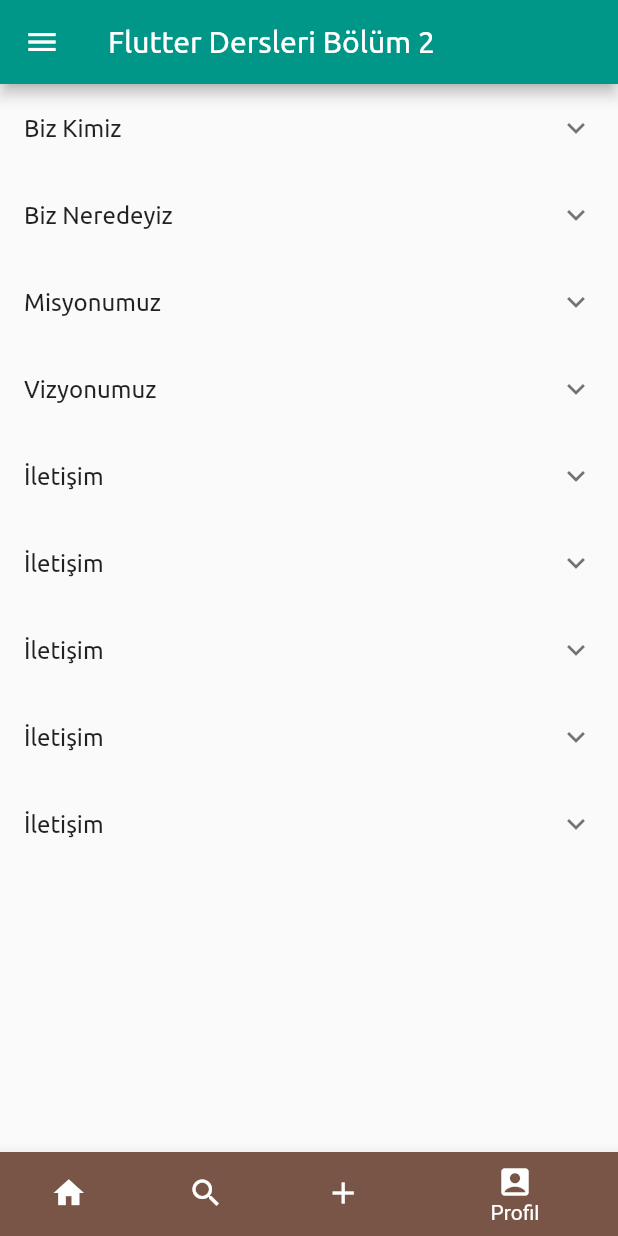
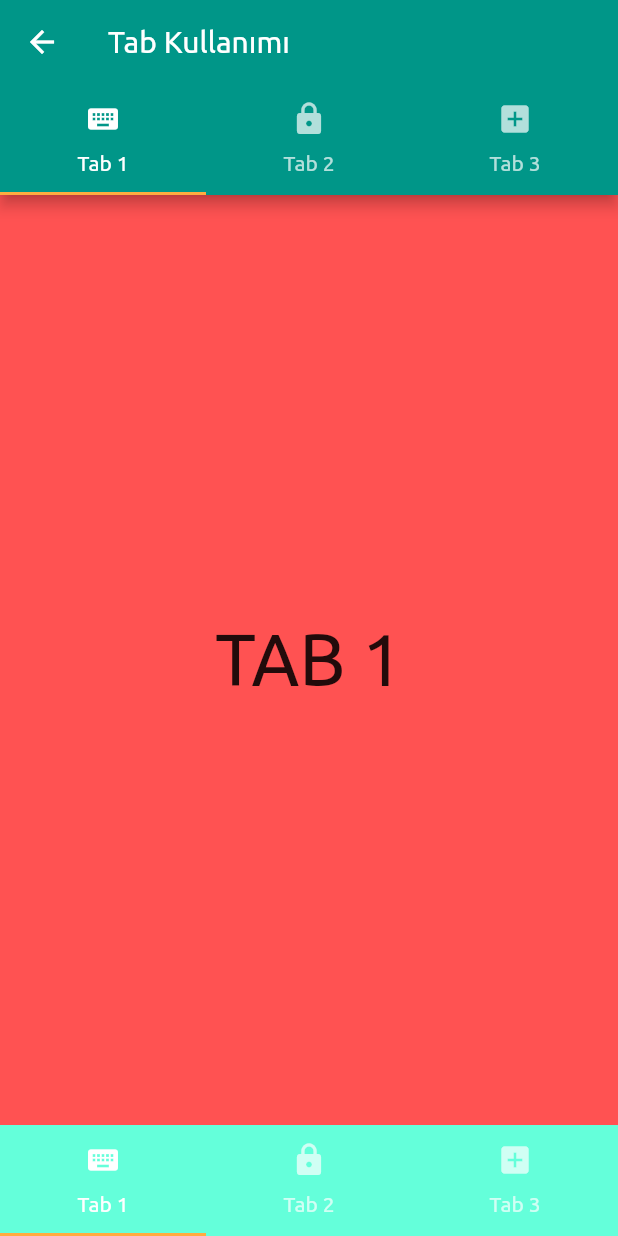
Before and after one commit to ibrahimuzul/flutter_dersleri_bolum2, a Flutter app: the screen it shows after launch, item 4 of the bottom bar chosen, on a phone screen of 412 x 824 dp. Run offline on Flutter 3.47's test engine with Material 2 defaults, Android fonts, the phone set to English and light mode, and no system bars; network calls fail.

Commit message:
110. Tabbar ve Tabbarview Kullanımı. (Sorunlu kısımlar düzeltildi)

```diff
--- a/lib/main.dart
+++ b/lib/main.dart
@@ -4,12 +4,16 @@ import 'package:flutter_dersleri_bolum2/ui/arama.dart';
 import 'package:flutter_dersleri_bolum2/ui/drawer_menu.dart';
 import 'package:flutter_dersleri_bolum2/ui/kisisel_font_kullanimi.dart';
 import 'package:flutter_dersleri_bolum2/ui/page_view.dart';
+import 'package:flutter_dersleri_bolum2/ui/tabs.dart';
 
 void main() => runApp(FlutterDersleri());
 
 class FlutterDersleri extends StatelessWidget {
+
+
   @override
   Widget build(BuildContext context) {
+
     return MaterialApp(
       debugShowCheckedModeBanner: false,
       title: 'Flutter Dersleri',
@@ -71,16 +75,16 @@ class MyHomePageState extends State<MyHomePage> {
         items: <BottomNavigationBarItem>[
           BottomNavigationBarItem(
               icon: Icon(Icons.home),
-              title: Text("AnaSayfa"),
+              title: Text("ExpansionTile"),
               backgroundColor: Colors.amber),
           BottomNavigationBarItem(
               icon: Icon(Icons.search),
               activeIcon: Icon(Icons.call),
-              title: Text("Ara"),
+              title: Text("Liste"),
               backgroundColor: Colors.red),
           BottomNavigationBarItem(
               icon: Icon(Icons.add),
-              title: Text("Ekle"),
+              title: Text("PageView"),
               backgroundColor: Colors.tealAccent),
           BottomNavigationBarItem(
               icon: Icon(Icons.account_box),
@@ -92,6 +96,11 @@ class MyHomePageState extends State<MyHomePage> {
         onTap: (index){
           setState(() {
             secilenMenuItem = index;
+            if(index==3){
+              Navigator.of(context).push(MaterialPageRoute(builder: (context)=>TabOrnek())).then((bb){
+                secilenMenuItem = 0;
+              });
+            }
           });
         },
       ),
--- /dev/null
+++ b/lib/ui/tabs.dart
@@ -0,0 +1,81 @@
+import 'package:flutter/material.dart';
+
+class TabOrnek extends StatefulWidget {
+  @override
+  _TabOrnekState createState() => _TabOrnekState();
+}
+
+class _TabOrnekState extends State<TabOrnek>
+    with SingleTickerProviderStateMixin {
+  TabController tabController;
+
+  @override
+  void initState() {
+    // TODO: implement initState
+    super.initState();
+    tabController = TabController(length: 3, vsync: this);
+  }
+
+  @override
+  Widget build(BuildContext context) {
+    return Scaffold(
+      appBar: AppBar(
+        title: Text("Tab Kullanımı"),
+        bottom: tabBarim(),
+      ),
+      bottomNavigationBar: tabBarimBottom(),
+      body: TabBarView(controller: tabController,children: <Widget>[
+        Container(
+          color: Colors.redAccent,
+          child: Center(child: Text("TAB 1", style: TextStyle(fontSize: 48),)),
+        ),
+        Container(
+          color: Colors.blueAccent,
+          child: Center(child: Text("TAB 2", style: TextStyle(fontSize: 48),)),
+        ),
+        Container(
+          color: Colors.greenAccent,
+          child: Center(child: Text("TAB 3", style: TextStyle(fontSize: 48),)),
+        ),
+      ],),
+    );
+  }
+
+  TabBar tabBarim() {
+    return TabBar(controller: tabController, tabs: [
+      Tab(
+        icon: Icon(Icons.keyboard),
+        text: "Tab 1",
+      ),
+      Tab(
+        icon: Icon(Icons.lock),
+        text: "Tab 2",
+      ),
+      Tab(
+        icon: Icon(Icons.add_box),
+        text: "Tab 3",
+      ),
+    ]);
+  }
+
+  Widget tabBarimBottom() {
+    return Container(
+      color: Colors.tealAccent,
+      child: TabBar(controller: tabController, tabs: [
+        Tab(
+          icon: Icon(Icons.keyboard),
+          text: "Tab 1",
+        ),
+        Tab(
+          icon: Icon(Icons.lock),
+          text: "Tab 2",
+        ),
+        Tab(
+          icon: Icon(Icons.add_box),
+          text: "Tab 3",
+        ),
+      ]),
+    );
+  }
+
+}
```
